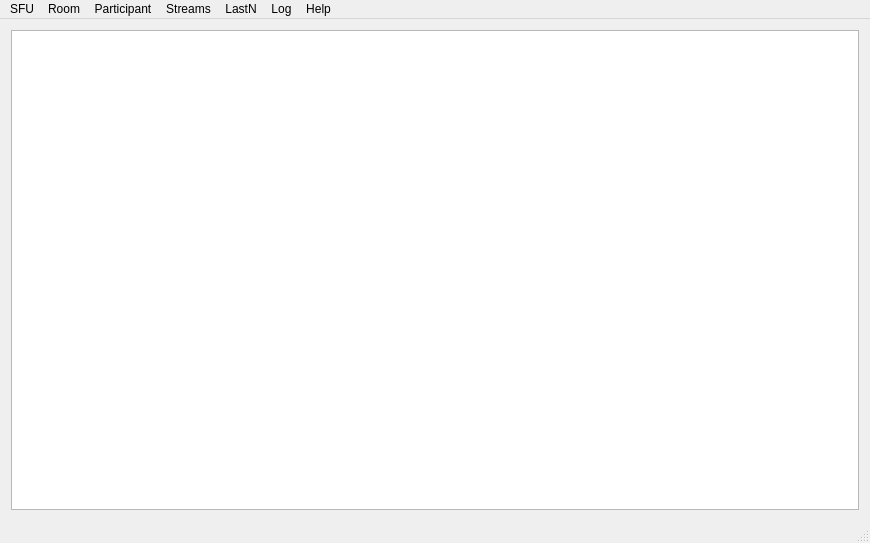
Before: the Qt Designer form ui/mainwindow.ui in hongwei-cosmo/QtDmSfuClient-widget, drawn with Qt 5.
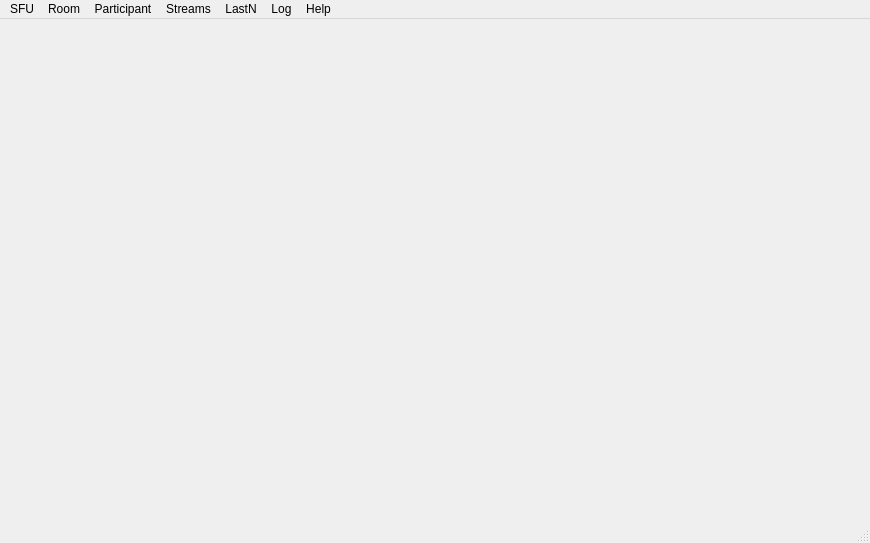
After: the same form once the commit is applied.

Commit message: can show camera video now.

What changed in the file:
```diff
--- a/ui/mainwindow.ui
+++ b/ui/mainwindow.ui
@@ -16,7 +16,7 @@
   <widget class="QWidget" name="centralWidget">
    <layout class="QVBoxLayout" name="verticalLayout">
     <item>
-     <widget class="QPlainTextEdit" name="logWindow"/>
+     <layout class="QHBoxLayout" name="videoLayout"/>
     </item>
    </layout>
   </widget>
```
Left out of the diff: 2 changed lines with no effect on the pictures. The commit also changes 11 other files.
